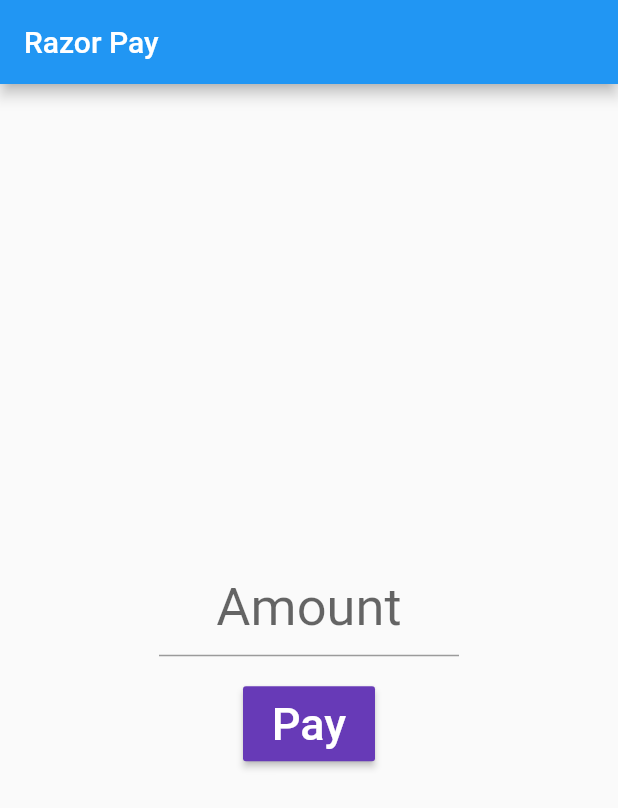
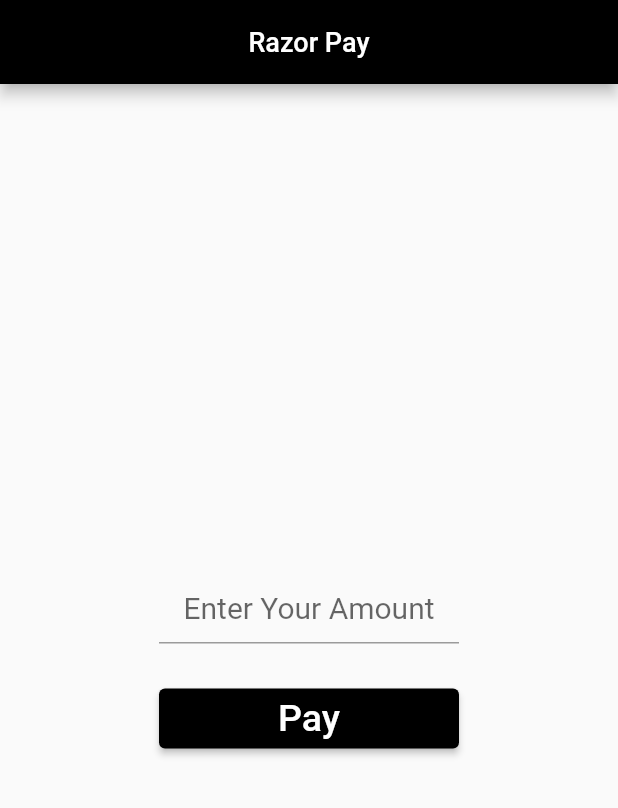
Before and after one commit to Jenu143/razorpay_payment_app, a Flutter app: the screen it shows after launch, on a phone screen of 412 x 824 dp. Shown: the top 808 px of the screen. Run offline on Flutter 3.47's test engine with Material 2 defaults, Android fonts, the light colour scheme and no system bars; our stand-ins replace fluttertoast, get; missing offline and left inert: razorpay_flutter.

Commit message:
Update main.dart

```diff
--- a/lib/main.dart
+++ b/lib/main.dart
@@ -1,5 +1,5 @@
 import 'package:flutter/material.dart';
-import 'package:get/get.dart';
+import 'package:get/get_state_manager/src/simple/get_state.dart';
 import 'package:payment_razorpay/payment_gateway.dart';
 import 'dart:convert';
 import 'package:razorpay_flutter/razorpay_flutter.dart';
@@ -45,11 +45,18 @@
   @override
   Widget build(BuildContext context) {
     return MaterialApp(
+      debugShowCheckedModeBanner: false,
       home: GestureDetector(
         onTap: () => textFocusController.unfocus(),
+        child: SafeArea(
           child: Scaffold(
             appBar: AppBar(
-            title: const Text("Razor Pay"),
+              title: const Text(
+                "Razor Pay",
+                style: TextStyle(fontSize: 18),
+              ),
+              centerTitle: true,
+              backgroundColor: Colors.black,
             ),
             body: Center(
               child: Column(
@@ -60,67 +67,42 @@
                     child: TextField(
                       focusNode: textFocusController,
                       cursorRadius: Radius.zero,
+                      cursorColor: Colors.red,
                       textAlign: TextAlign.center,
                       controller: textEditingController,
                       decoration: const InputDecoration(
-                      hintText: "Amount",
+                        hintText: "Enter Your Amount",
+                        focusedBorder: OutlineInputBorder(),
                       ),
-                    style: const TextStyle(fontSize: 35.0),
+                      style: const TextStyle(fontSize: 20.0),
                     ),
                   ),
                   const SizedBox(
-                  height: 20,
+                    height: 30,
                   ),
                   SizedBox(
-                  height: 50,
-                  child: RaisedButton(
-                    color: Colors.deepPurple,
+                    height: 40,
+                    width: 200,
+                    child: ElevatedButton(
+                      style: ButtonStyle(
+                        backgroundColor: MaterialStateProperty.all(
+                          Colors.black,
+                        ),
+                      ),
                       child: const Text(
                         "Pay",
-                      style: TextStyle(color: Colors.white, fontSize: 30),
+                        style: TextStyle(
+                          color: Colors.white,
+                          fontSize: 25,
+                        ),
                       ),
                       onPressed: () {
                         openCheckout();
                       },
                     ),
                   ),
-                // SizedBox(
-                //   height: 40,
-                //   child: GetBuilder<PaymentGetway>(
-                //     init: PaymentGetway(),
-                //     builder: (v) {
-                //       return GestureDetector(
-                //         onTap: () {
-                //           v.paymentOptions(
-                //             10,
-                //             "Jenis",
-                //             9574028300,
-                //             "radadiyajenis2001@gmail.com",
-                //             "GooglePay",
-                //           );
-                //         },
-                //         child: Container(
-                //           decoration: BoxDecoration(
-                //             borderRadius: BorderRadius.circular(10),
-                //             color: Colors.red,
-                //           ),
-                //           width: 130,
-                //           child: const Center(
-                //             child: Text(
-                //               "Payment Now",
-                //               style: TextStyle(
-                //                 color: Colors.white,
-                //                 fontWeight: FontWeight.bold,
-                //                 fontSize: 16,
-                //               ),
-                //             ),
-                //           ),
-                //         ),
-                //       );
-                //     },
-                //   ),
-                // )
                 ],
+              ),
             ),
           ),
         ),
```
Lines whose indentation alone changed are shown as unchanged.
